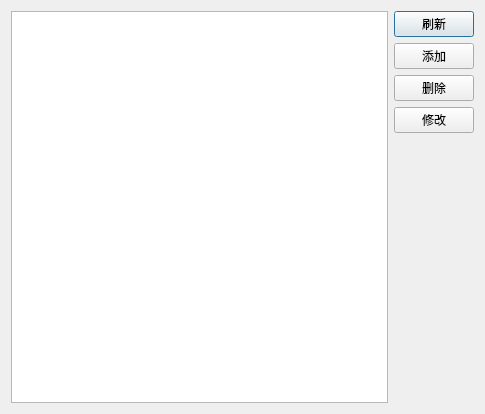
The window that ui_app/drug_unit.ui (live1089/pharmacy_system) describes before a commit, drawn with Qt 5.
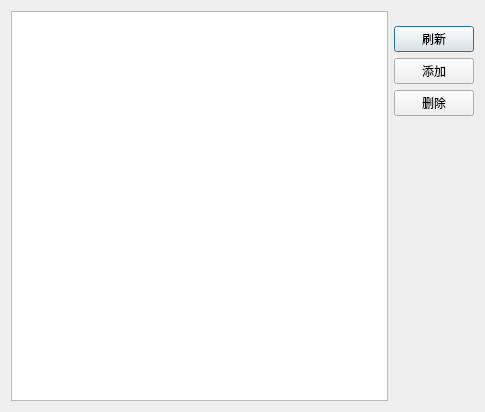
The same window after the commit.

What changed in the file:
```diff
--- a/ui_app/drug_unit.ui
+++ b/ui_app/drug_unit.ui
@@ -39,13 +39,6 @@
          </property>
         </widget>
        </item>
-       <item>
-        <widget class="QPushButton" name="modify_btn">
-         <property name="text">
-          <string>修改</string>
-         </property>
-        </widget>
-       </item>
        <item>
         <spacer name="verticalSpacer">
          <property name="orientation">
```
